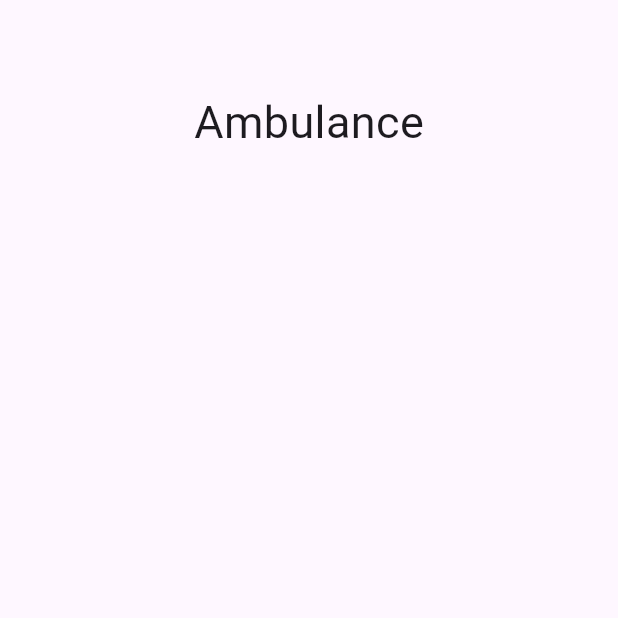
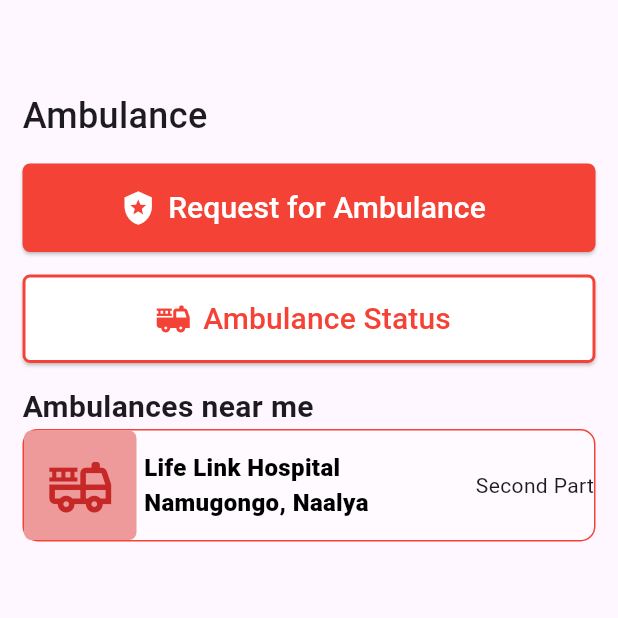
Before and after one commit to Nsengiyunva/redcrossug, a Flutter app: the AmbulanceHome screen opened by its route, on a phone screen of 412 x 824 dp, the top half of it. Run offline on Flutter 3.47's test engine with Material 3 defaults, Android fonts, the phone set to English and light mode, and no system bars; our stand-ins replace flutter_otp_text_field, get, shared_preferences; missing offline and left inert: intl_phone_number_field; accounts and stored records are empty; network calls fail.

Commit message:
adds the ambulance list item

```diff
--- a/lib/main.dart
+++ b/lib/main.dart
@@ -34,9 +34,9 @@ class MyApp extends StatelessWidget {
         "/ambulance-success-request": ( context ) => const AmbulanceSuccess(),
         "/account-creation-success": ( context ) => const AccountSuccess(button_label: 'Test', title: 'Tester', success_message: 'Testing',),
         "/check-ambulance_status": ( context ) => AmbulanceStatus(),
-        "/ambulances-home": ( context ) => AmbulanceHome(),
+        "/ambulance-home": ( context ) => AmbulanceHome(),
       },
-      initialRoute: "/login",
+      initialRoute: "/ambulance-home",
     );
   }
 }
--- a/lib/scenes/ambulance_home.dart
+++ b/lib/scenes/ambulance_home.dart
@@ -1,6 +1,8 @@
 import 'package:flutter/material.dart';
 import 'package:get/get.dart';
+import 'package:redcross/scenes/ambulance_list_item.dart';
 import 'package:redcross/scenes/red_btn.dart';
+import 'package:redcross/scenes/red_btn_icon.dart';
 import 'package:redcross/scenes/text_field.dart';
 import 'package:redcross/controllers/login_controller.dart';
 
@@ -18,9 +20,16 @@ class AmbulanceHome extends StatelessWidget {
           margin: const EdgeInsets.symmetric(vertical: 30.0),
           padding: const EdgeInsets.symmetric(vertical: 30.0, horizontal: 15),
           child: Column(
+            crossAxisAlignment: CrossAxisAlignment.start,
             children: [
-              const Text( "Ambulance", style: TextStyle( fontSize: 30 ), ),
-
+              const Text( "Ambulance", style: TextStyle( fontSize: 24, fontWeight: FontWeight.w500 ), ),
+              const SizedBox( height: 15 ),
+              RedBtnIcon(noColor: false,label: 'Request for Ambulance', onPressed: () {}, icon_name: "local_police", ),
+              const SizedBox( height: 15 ),
+              RedBtnIcon(noColor: true, label: 'Ambulance Status', onPressed: () {}, icon_name: "fire_truck", ),
+              const SizedBox( height: 15 ),
+              const Text( "Ambulances near me", style: TextStyle( fontSize: 20, fontWeight: FontWeight.w600 ), ),
+              const AmbulanceListItem()
             ],
           ),
         ),
--- a/lib/scenes/ambulance_list_item.dart
+++ b/lib/scenes/ambulance_list_item.dart
@@ -1,3 +1,4 @@
+import 'package:flutter/material.dart';
 import 'package:flutter/widgets.dart';
 
 class AmbulanceListItem extends StatelessWidget {
@@ -5,6 +6,50 @@ class AmbulanceListItem extends StatelessWidget {
 
   @override
   Widget build(BuildContext context) {
-    return const Placeholder();
+    return Container(
+      height: 75,
+      decoration: BoxDecoration(
+        color: Colors.white38,
+        border: Border.all(color: Colors.red, width: 1),
+        borderRadius: BorderRadius.circular(10),
+      ),
+      child: Row(
+        mainAxisAlignment: MainAxisAlignment.spaceBetween,
+        children: [
+          Row(
+            mainAxisAlignment: MainAxisAlignment.center,
+            children: [
+                Container(
+                  padding: const EdgeInsets.all( 15 ),
+                  decoration: BoxDecoration(
+                    color: Colors.red.shade200,
+                    borderRadius: BorderRadius.circular(5),
+                  ),
+                  child: Icon(
+                  Icons.fire_truck_outlined,
+                  color:Colors.red.shade800,
+                  size: 45.0,
+                ),
+              ),
+              const Column(
+                crossAxisAlignment: CrossAxisAlignment.start,
+                mainAxisAlignment: MainAxisAlignment.center,
+                children: [
+                  Padding(
+                    padding: EdgeInsets.symmetric( horizontal: 5 ),
+                    child: Text( 'Life Link Hospital', style: TextStyle( fontSize: 16, fontWeight: FontWeight.w800, color: Colors.black ))
+                  ) ,
+                  Padding(
+                    padding: EdgeInsets.symmetric( horizontal: 5 ),
+                    child: Text( 'Namugongo, Naalya', style: TextStyle( fontSize: 16, fontWeight: FontWeight.w800, color: Colors.black ) ),
+                  )
+                ],
+              ),
+            ],
+          ),
+          const Text( 'Second Part' )
+        ],
+      ),
+    );
   }
 }
--- a/lib/scenes/ambulance_status_item.dart
+++ b/lib/scenes/ambulance_status_item.dart
@@ -1,5 +1,4 @@
 import 'package:flutter/material.dart';
-import 'package:flutter/widgets.dart';
 import 'package:redcross/scenes/ambulance_progress_field.dart';
 
 class AmbulanceStatusItem extends StatelessWidget {
--- /dev/null
+++ b/lib/scenes/red_btn_icon.dart
@@ -0,0 +1,62 @@
+import 'package:flutter/material.dart';
+
+class RedBtnIcon extends StatelessWidget {
+  final String label;
+  final bool noColor;
+  final VoidCallback onPressed;
+  final String icon_name;
+
+
+
+  const RedBtnIcon({super.key, required this.label, required this.onPressed, required this.icon_name, required this.noColor });
+
+
+  @override
+  Widget build(BuildContext context) {
+
+    final iconMap = <String, IconData>{
+      'local_police': Icons.local_police,
+      'fire_truck': Icons.fire_truck,
+    };
+
+     final iconData = iconMap[icon_name] ?? Icons.error;
+
+    return Column(
+              crossAxisAlignment: CrossAxisAlignment.stretch,
+              children: [
+                ElevatedButton(
+                onPressed: onPressed,
+                style: noColor ? ElevatedButton.styleFrom(
+                  side: const BorderSide(color: Colors.red, width: 2), // Border color and width
+                  shape: RoundedRectangleBorder(
+                    borderRadius: BorderRadius.circular( 5 ), // Optional: Rounded corners
+                  ),
+                   backgroundColor: Colors.white,
+                   padding: const EdgeInsets.symmetric(horizontal: 15, vertical: 15 ),
+                ) :  ElevatedButton.styleFrom(
+                shape: RoundedRectangleBorder(
+                borderRadius: BorderRadius.circular( 5 )
+              ),
+              backgroundColor: Colors.red,
+              padding: const EdgeInsets.symmetric(horizontal: 15, vertical: 15 ),
+            ),
+            child: Row(
+              mainAxisAlignment: MainAxisAlignment.center,
+              children: [
+                Icon(
+                  iconData,
+                  color: noColor ? Colors.red : Colors.white,
+                  size: 24.0,
+                ),
+                Padding(
+                  padding: const EdgeInsets.symmetric( horizontal: 8 ),
+                  child: noColor ? Text( label , style: const TextStyle( fontSize: 20, color: Colors.red ) ) : Text( label , style: const TextStyle( fontSize: 20, color: Colors.white )
+                  ),
+                )
+              ],
+            ),
+          )
+          ]
+        );
+    }
+}
```
